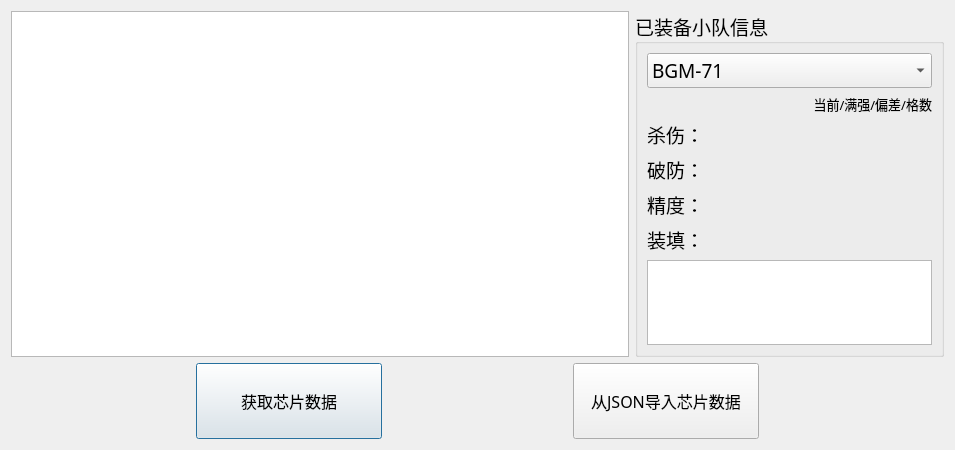
First picture: the form in ChipDataWindow/ChipDataWindow.ui, repository xxzl0130/CodeX, before the edit.
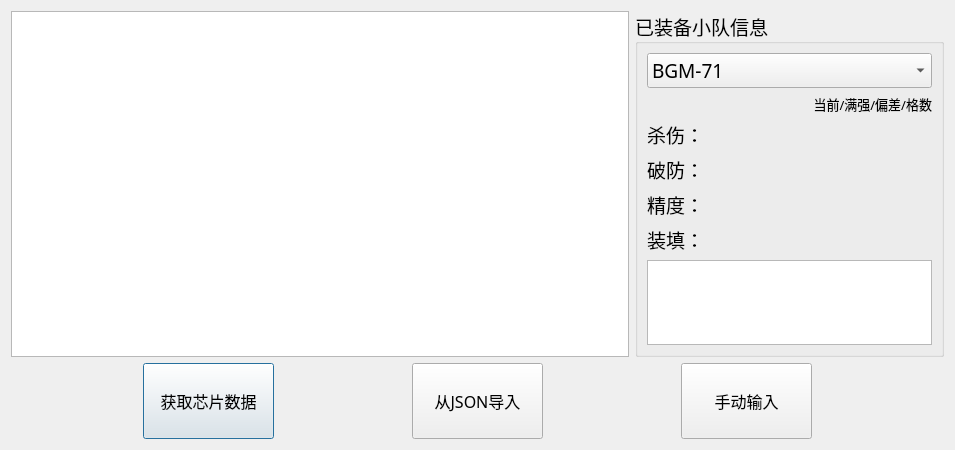
Second picture: the form after the edit.

Commit message: 添加从乐章代码导入

What changed in the file:
```diff
--- a/ChipDataWindow/ChipDataWindow.ui
+++ b/ChipDataWindow/ChipDataWindow.ui
@@ -182,7 +182,41 @@
        </property>
        <property name="text">
         <string>
-从JSON导入芯片数据
+从JSON导入
+</string>
+       </property>
+      </widget>
+     </item>
+     <item>
+      <spacer name="horizontalSpacer_4">
+       <property name="orientation">
+        <enum>Qt::Horizontal</enum>
+       </property>
+       <property name="sizeHint" stdset="0">
+        <size>
+         <width>40</width>
+         <height>20</height>
+        </size>
+       </property>
+      </spacer>
+     </item>
+     <item>
+      <widget class="QPushButton" name="importCodePushButton">
+       <property name="sizePolicy">
+        <sizepolicy hsizetype="Expanding" vsizetype="Fixed">
+         <horstretch>0</horstretch>
+         <verstretch>0</verstretch>
+        </sizepolicy>
+       </property>
+       <property name="font">
+        <font>
+         <family>等线</family>
+         <pointsize>12</pointsize>
+        </font>
+       </property>
+       <property name="text">
+        <string>
+手动输入
 </string>
        </property>
       </widget>
```
The commit also changes 10 other files.
